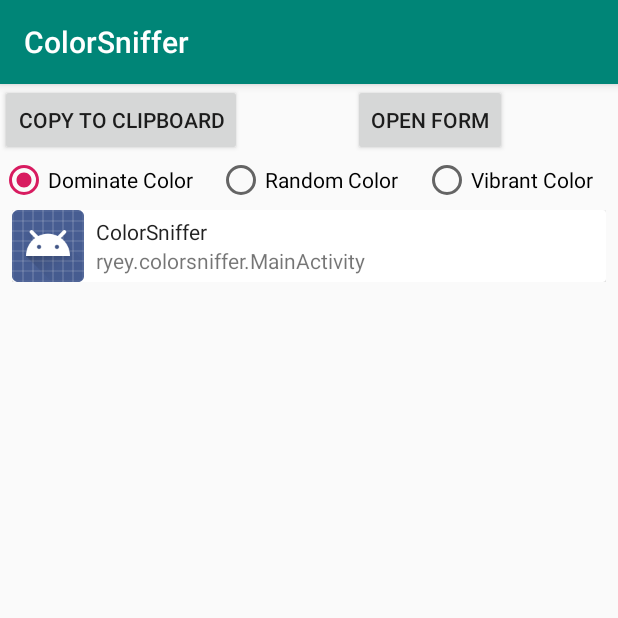
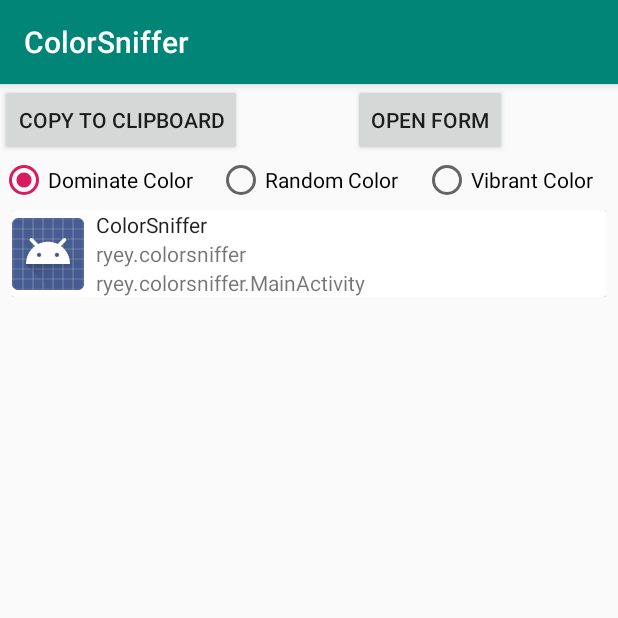
Before and after one commit to renyuneyun/ColorSniffer, an Android app: the screen it shows after launch (MainActivity), after a tap on "COPY TO CLIPBOARD", on a phone screen of 412 x 824 dp, the top half of it. Run offline under Robolectric (Android 15) with nearby library versions, the phone set to English and light mode, and no system bars; libraries missing offline, so code that uses them is left out: androidx.palette.graphics; 2 statements that could not run were skipped.

Commit message:
Added "packageName" and use it where suitable && Update README

```diff
--- a/app/src/main/java/ryey/colorsniffer/FormActivity.kt
+++ b/app/src/main/java/ryey/colorsniffer/FormActivity.kt
@@ -30,7 +30,7 @@ class FormActivity : AppCompatActivity(), FormFragment.ResultListener {
         val colorBundle = Bundle()
         colorBundle.putInt(KEY_DEFAULT_COLOR, defaultColor)
         for (launcherActivityInfo in launcherActivityInfoList) {
-            colorBundle.putInt(launcherActivityInfo.klass, ColoringMethod.color(launcherActivityInfo, coloringMethod))
+            colorBundle.putInt(launcherActivityInfo.packageName, ColoringMethod.color(launcherActivityInfo, coloringMethod))
         }
         intent.putExtra(KEY_COLOR_BUNDLE, colorBundle)
         setResult(Activity.RESULT_OK, intent)
--- a/app/src/main/java/ryey/colorsniffer/LauncherActivityInfo.kt
+++ b/app/src/main/java/ryey/colorsniffer/LauncherActivityInfo.kt
@@ -6,13 +6,15 @@ import android.graphics.drawable.Drawable
 
 class LauncherActivityInfo {
 
-    val name: CharSequence
+    val packageName: String
+    val label: CharSequence
     val klass: String
     val icon: Drawable
 
     constructor(context: Context, activityInfo: ActivityInfo) {
         val pm = context.packageManager
-        name = activityInfo.loadLabel(pm)
+        packageName = activityInfo.packageName
+        label = activityInfo.loadLabel(pm)
         klass = activityInfo.name
         icon = activityInfo.loadIcon(pm)
     }
--- a/app/src/main/java/ryey/colorsniffer/MainActivity.kt
+++ b/app/src/main/java/ryey/colorsniffer/MainActivity.kt
@@ -53,7 +53,7 @@ class MainActivity : AppCompatActivity() {
         fun appListToTSV(launcherActivityInfos: List<LauncherActivityInfo>): String {
             val buf = StringBuilder()
             for (app in launcherActivityInfos) {
-                buf.append("%s\t%X\n".format(app.name, ColoringMethod.color(app, ColoringMethod.dominantColor)))
+                buf.append("%s\t#%X\n".format(app.packageName, ColoringMethod.color(app, ColoringMethod.dominantColor)))
             }
             return buf.toString()
         }
--- a/app/src/main/java/ryey/colorsniffer/part/PreviewAdapter.kt
+++ b/app/src/main/java/ryey/colorsniffer/part/PreviewAdapter.kt
@@ -48,7 +48,7 @@ class PreviewAdapter(val context: Context, coloringMethod: ColoringMethod = Colo
     }
 
     override fun onCreateViewHolder(parent: ViewGroup, viewType: Int): PreviewViewHolder {
-        val view: View = LayoutInflater.from(context).inflate(R.layout.item, parent, false)
+        val view: View = LayoutInflater.from(context).inflate(R.layout.item_preview, parent, false)
         return PreviewViewHolder(view)
     }
 
--- a/app/src/main/java/ryey/colorsniffer/part/PreviewViewHolder.kt
+++ b/app/src/main/java/ryey/colorsniffer/part/PreviewViewHolder.kt
@@ -12,11 +12,13 @@ class PreviewViewHolder(itemView: View) : RecyclerView.ViewHolder(itemView) {
 
     val textView_appName: TextView = itemView.findViewById(R.id.textView_appName)
     val textView_className: TextView =  itemView.findViewById(R.id.textView_className)
+    val textView_packageName: TextView =  itemView.findViewById(R.id.textView_packageName)
     val imageView_icon: ImageView = itemView.findViewById(R.id.imageView_icon)
     val imageView_color: ImageView = itemView.findViewById(R.id.imageView_color)
 
     fun fillWith(launcherActivityInfo: LauncherActivityInfo, coloringMethod: ColoringMethod) {
-        textView_appName.text = launcherActivityInfo.name
+        textView_appName.text = launcherActivityInfo.label
+        textView_packageName.text = launcherActivityInfo.packageName
         textView_className.text = launcherActivityInfo.klass
         imageView_icon.setImageDrawable(launcherActivityInfo.icon)
         imageView_color.setImageDrawable(
--- a/app/src/main/res/layout/item.xml
+++ b/app/src/main/res/layout/item_preview.xml
@@ -55,6 +55,13 @@
                     android:text="appName" />
 
                 <TextView
+                    android:id="@+id/textView_packageName"
+                    style="@style/AppTheme.ClassName"
+                    android:layout_width="match_parent"
+                    android:layout_height="wrap_content"
+                    android:text="packageName" />
+
+                <TextView
                     android:id="@+id/textView_className"
                     style="@style/AppTheme.ClassName"
                     android:layout_width="match_parent"
--- a/app/src/main/res/layout/part_color_preview.xml
+++ b/app/src/main/res/layout/part_color_preview.xml
@@ -11,6 +11,6 @@
         android:layout_width="match_parent"
         android:layout_height="wrap_content"
         app:layoutManager="androidx.recyclerview.widget.LinearLayoutManager"
-        tools:listitem="@layout/item" />
+        tools:listitem="@layout/item_preview" />
 
 </FrameLayout>
```
Also changed, not shown: 1 other file.
